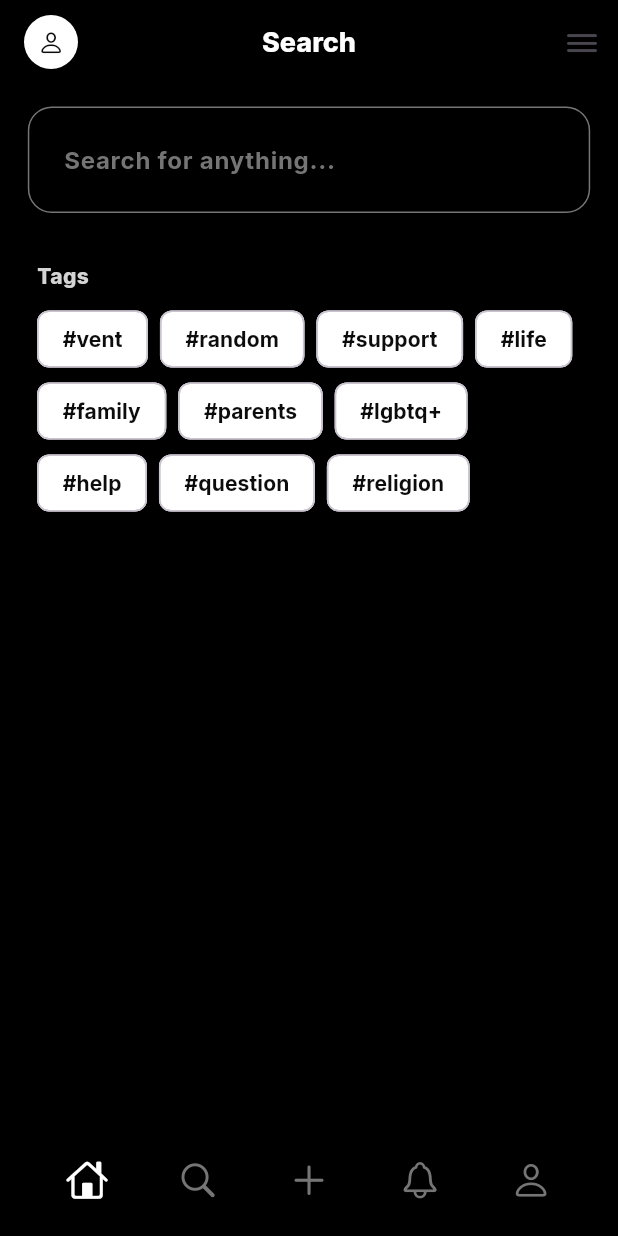
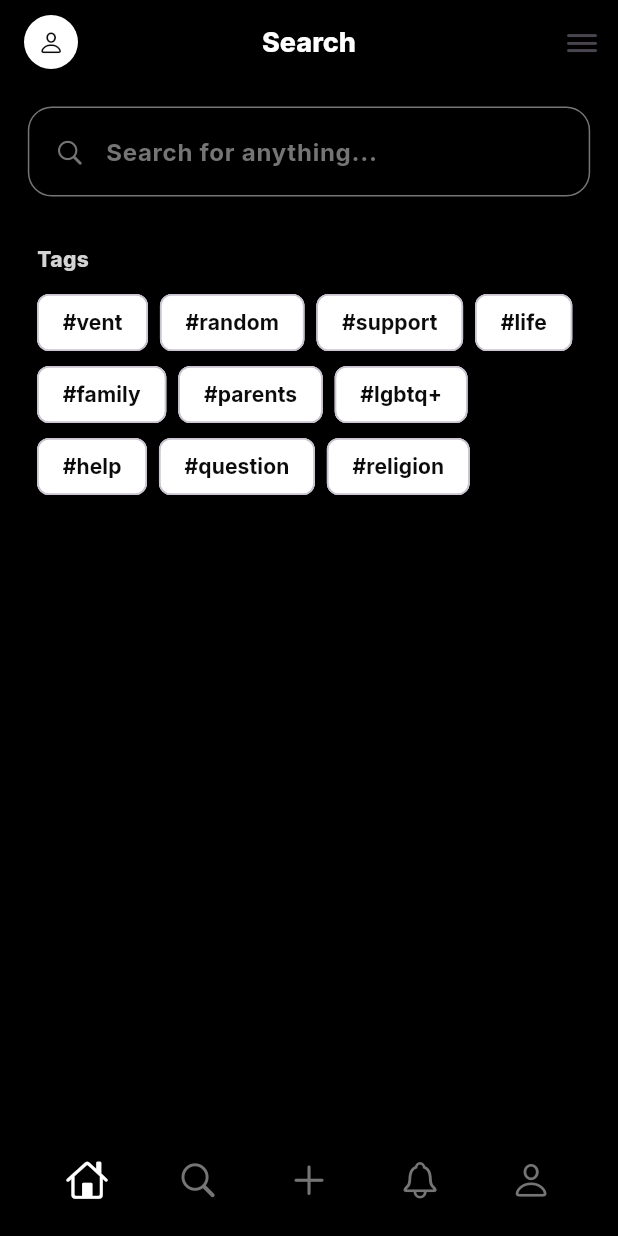
Before and after one commit to Tho100/revent, a Flutter app: the SearchPage screen opened directly, on a phone screen of 412 x 824 dp. Run offline on Flutter 3.47's test engine with Material 3 defaults, Android fonts, the phone set to English and light mode, and no system bars; our stand-ins replace flutter_cache_manager, flutter_dotenv, flutter_native_image, get_it, google_fonts; missing offline and left inert: dynamic_height_grid_view, image_picker_plus, mysql_client.

Commit message:
Redesigned search-page search field

```diff
--- a/lib/pages/navigation/search_page.dart
+++ b/lib/pages/navigation/search_page.dart
@@ -1,12 +1,13 @@
+import 'package:flutter/cupertino.dart';
 import 'package:flutter/material.dart';
 import 'package:google_fonts/google_fonts.dart';
 import 'package:revent/helper/navigate_page.dart';
 import 'package:revent/pages/search_results_page.dart';
 import 'package:revent/themes/theme_color.dart';
+import 'package:revent/themes/theme_style.dart';
 import 'package:revent/widgets/navigation/page_navigation_bar.dart';
 import 'package:revent/widgets/app_bar.dart';
 import 'package:revent/widgets/navigation_pages_widgets.dart';
-import 'package:revent/widgets/text_field/main_textfield.dart';
 
 class SearchPage extends StatefulWidget {
 
@@ -43,16 +44,28 @@ class SearchPageState extends State<SearchPage> {
     chipsSelectedNotifier.value = List<bool>.generate(chipsTags.length, (_) => false);
 
   }
-  // TODO: add search icon next to the hint text
+
   Widget _buildSearchBar() {
     return Align(
       alignment: Alignment.center,
       child: SizedBox(
         width: MediaQuery.of(context).size.width * 0.91,
-        child: MainTextField(
+        child: TextFormField(
           maxLines: 1,
           controller: searchController,
-          hintText: 'Search for anything...',
+          style: GoogleFonts.inter(
+            color: ThemeColor.secondaryWhite,
+            fontWeight: FontWeight.w700,
+          ),
+          decoration: ThemeStyle.txtFieldStye(
+            customBottomPadding: 18,
+            customTopPadding: 18,
+            hintText: 'Search for anything...',
+            customPrefix: const Padding(
+              padding: EdgeInsets.only(left: 8.0),
+              child: Icon(CupertinoIcons.search, color: ThemeColor.thirdWhite, size: 20),
+            ),
+          ),
           textInputAction: TextInputAction.done,
           onFieldSubmitted: (searchText) {
             Navigator.push(
--- a/lib/pages/search_results_page.dart
+++ b/lib/pages/search_results_page.dart
@@ -82,8 +82,8 @@ class SearchResultsPageState extends State<SearchResultsPage> with SingleTickerP
     return Align(
       alignment: Alignment.center,
       child: Container(
-        height: 65,
         width: MediaQuery.of(context).size.width * 0.91,
+        height: 50,
         decoration: BoxDecoration(
           borderRadius: BorderRadius.circular(16),
           border: Border.all(color: ThemeColor.thirdWhite)
@@ -95,7 +95,7 @@ class SearchResultsPageState extends State<SearchResultsPage> with SingleTickerP
               alignment: Alignment.centerLeft,
               child: Padding(
                 padding: EdgeInsets.only(left: 18.0),
-                child: Icon(CupertinoIcons.search, color: ThemeColor.thirdWhite, size: 21),
+                child: Icon(CupertinoIcons.search, color: ThemeColor.thirdWhite, size: 20),
               ),
             ),
 
--- a/lib/themes/theme_style.dart
+++ b/lib/themes/theme_style.dart
@@ -44,14 +44,18 @@ class ThemeStyle {
 
   static InputDecoration txtFieldStye({
     required String hintText,
-    IconButton? customSuffix,
-    TextStyle? customCounterStyle
+    Widget? customSuffix,
+    Widget? customPrefix,
+    TextStyle? customCounterStyle,
+    double? customTopPadding,
+    double? customBottomPadding,
   }) {
     return InputDecoration(
       hintText: hintText,
       counterText: '',
       suffixIcon: customSuffix,
-      contentPadding: const EdgeInsets.fromLTRB(20, 22, 10, 25),
+      prefixIcon: customPrefix,
+      contentPadding: EdgeInsets.fromLTRB(20, customTopPadding ?? 22, 10, customBottomPadding ?? 25),
       hintStyle: GoogleFonts.inter(
         color: ThemeColor.thirdWhite,
         fontWeight: FontWeight.w700
```
